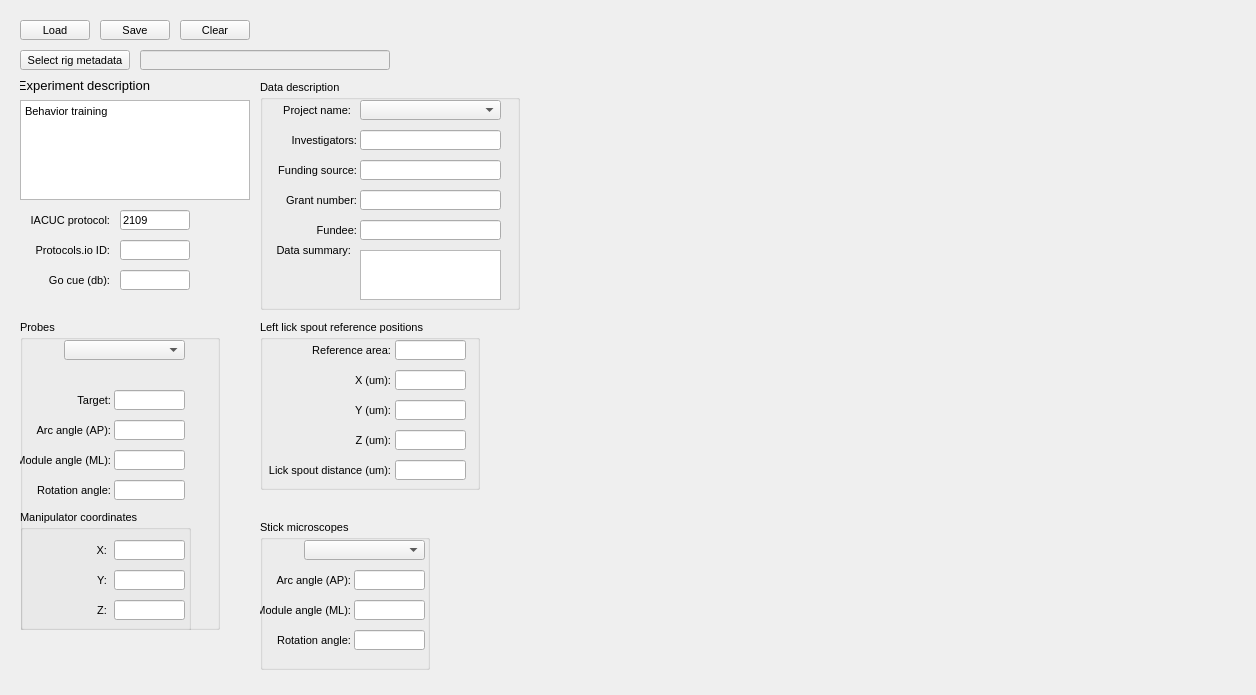
First picture: the form in src/foraging_gui/MetaData.ui, repository AllenNeuralDynamics/dynamic-foraging-task, before the edit.
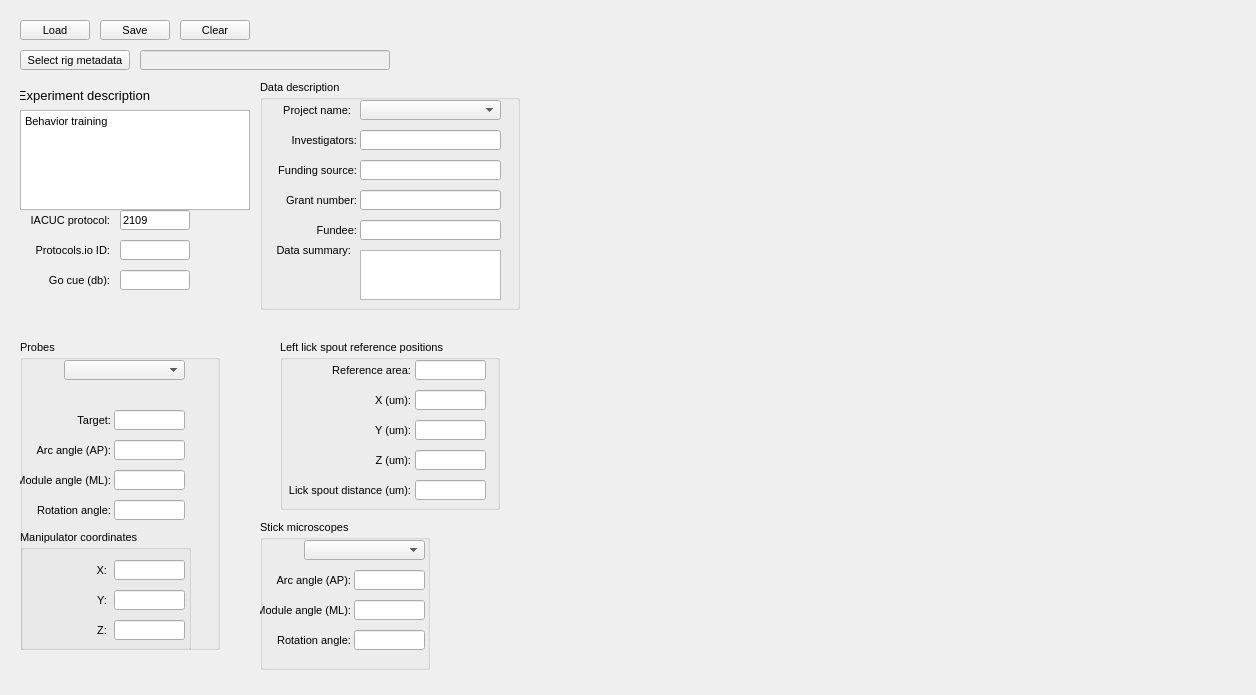
Second picture: the form after the edit.

```diff
--- a/src/foraging_gui/MetaData.ui
+++ b/src/foraging_gui/MetaData.ui
@@ -37,7 +37,7 @@
    <property name="geometry">
     <rect>
      <x>20</x>
-     <y>100</y>
+     <y>110</y>
      <width>230</width>
      <height>100</height>
     </rect>
@@ -67,7 +67,7 @@
    <property name="geometry">
     <rect>
      <x>20</x>
-     <y>70</y>
+     <y>80</y>
      <width>130</width>
      <height>30</height>
     </rect>
@@ -326,7 +326,7 @@
    <property name="geometry">
     <rect>
      <x>20</x>
-     <y>320</y>
+     <y>340</y>
      <width>200</width>
      <height>310</height>
     </rect>
@@ -1209,8 +1209,8 @@
   <widget class="QGroupBox" name="groupBox">
    <property name="geometry">
     <rect>
-     <x>260</x>
-     <y>320</y>
+     <x>280</x>
+     <y>340</y>
      <width>220</width>
      <height>170</height>
     </rect>
```
